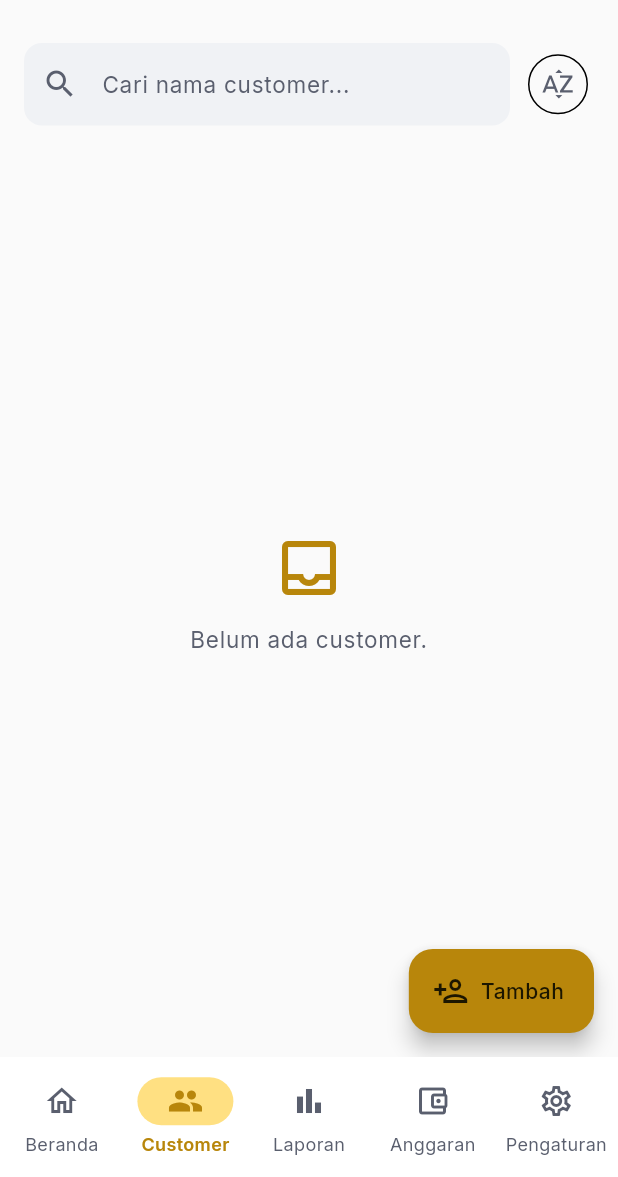
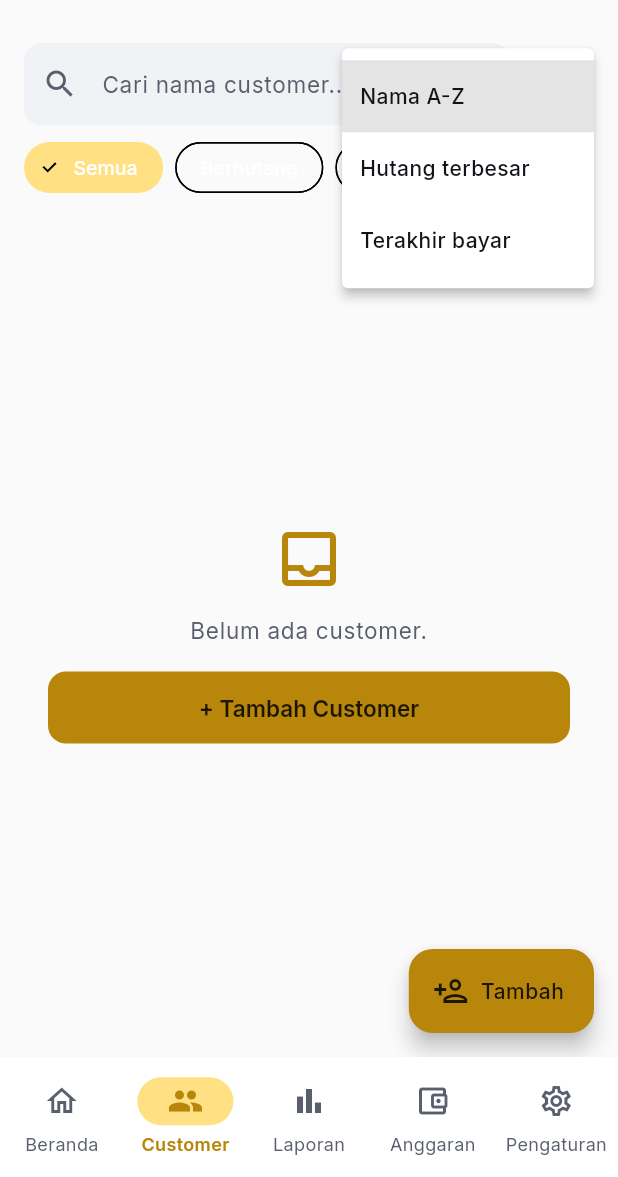
Before and after one commit to gargilang/saifsapp, a Flutter app: the screen it shows once a user with an empty profile is signed in, item 2 of the bottom bar chosen, after a tap on the "sort" icon, on a phone screen of 412 x 824 dp, the part 59-1236 px from its top. Run offline on Flutter 3.47's test engine with Material 3 defaults, Android fonts, the phone set to English and light mode, and no system bars; our stand-ins replace connectivity_plus, drift, drift_flutter, fl_chart, flutter_riverpod, go_router and 4 more; missing offline and left inert: workmanager; accounts and stored records are empty; generated files the repository leaves out were written again; statements that could not run were skipped.

Commit message:
feat(customers): filter chip kolektibilitas + sort + dot status

```diff
--- a/lib/features/customers/customers_page.dart
+++ b/lib/features/customers/customers_page.dart
@@ -5,6 +5,7 @@ import 'package:go_router/go_router.dart';
 import '../../app_providers.dart';
 import '../../core/utils/money.dart';
 import '../../data/repositories/app_repository.dart';
+import '../../widgets/collectibility_dot.dart';
 import '../../widgets/confirm_dialog.dart';
 import '../../widgets/empty_state.dart';
 import 'customer_form_page.dart';
@@ -17,7 +18,22 @@ class CustomersPage extends ConsumerStatefulWidget {
 
 class _CustomersPageState extends ConsumerState<CustomersPage> {
   String _query = '';
-  bool _sortByHutang = false;
+  CustomerFilter _filter = CustomerFilter.semua;
+  CustomerSort _sort = CustomerSort.nama;
+
+  static const _chips = [
+    (CustomerFilter.semua, 'Semua'),
+    (CustomerFilter.berhutang, 'Berhutang'),
+    (CustomerFilter.macet, 'Macet'),
+    (CustomerFilter.lunas, 'Lunas'),
+    (CustomerFilter.arsip, 'Arsip'),
+  ];
+
+  static const _sorts = [
+    (CustomerSort.nama, 'Nama A-Z'),
+    (CustomerSort.hutang, 'Hutang terbesar'),
+    (CustomerSort.terakhirBayar, 'Terakhir bayar'),
+  ];
 
   String _inisial(String nama) {
     final parts = nama.trim().split(' ');
@@ -28,18 +44,14 @@ class _CustomersPageState extends ConsumerState<CustomersPage> {
   @override
   Widget build(BuildContext context) {
     final cs = Theme.of(context).colorScheme;
-    final data = ref.watch(customersProvider((
-      query: _query,
-      filter: CustomerFilter.semua,
-      sort: _sortByHutang ? CustomerSort.hutang : CustomerSort.nama,
-    )));
+    final data = ref.watch(customersProvider((query: _query, filter: _filter, sort: _sort)));
     return Scaffold(
       floatingActionButton: FloatingActionButton.extended(
         heroTag: 'customers-fab',
         icon: const Icon(Icons.person_add_outlined),
         label: const Text('Tambah'),
-        onPressed: () => Navigator.push(context,
-            MaterialPageRoute(builder: (_) => const CustomerFormPage())),
+        onPressed: () => Navigator.push(
+            context, MaterialPageRoute(builder: (_) => const CustomerFormPage())),
       ),
       body: Column(children: [
         Padding(
@@ -55,19 +67,49 @@ class _CustomersPageState extends ConsumerState<CustomersPage> {
               ),
             ),
             const SizedBox(width: 8),
-            IconButton.outlined(
-              tooltip: _sortByHutang ? 'Urut nama' : 'Urut hutang terbesar',
-              icon: Icon(_sortByHutang ? Icons.sort_by_alpha : Icons.sort),
-              onPressed: () => setState(() => _sortByHutang = !_sortByHutang),
+            PopupMenuButton<CustomerSort>(
+              tooltip: 'Urutkan',
+              icon: const Icon(Icons.sort),
+              initialValue: _sort,
+              onSelected: (v) => setState(() => _sort = v),
+              itemBuilder: (ctx) => [
+                for (final s in _sorts) PopupMenuItem(value: s.$1, child: Text(s.$2)),
+              ],
             ),
           ]),
         ),
+        Padding(
+          padding: const EdgeInsets.symmetric(horizontal: 16),
+          child: SingleChildScrollView(
+            scrollDirection: Axis.horizontal,
+            child: Row(children: [
+              for (final c in _chips) ...[
+                ChoiceChip(
+                  label: Text(c.$2),
+                  selected: _filter == c.$1,
+                  onSelected: (_) => setState(() => _filter = c.$1),
+                ),
+                const SizedBox(width: 8),
+              ],
+            ]),
+          ),
+        ),
+        const SizedBox(height: 4),
         Expanded(
           child: data.when(
             loading: () => const Center(child: CircularProgressIndicator()),
             error: (e, _) => EmptyState(message: 'Gagal memuat data: $e'),
             data: (rows) => rows.isEmpty
-                ? const EmptyState(message: 'Belum ada customer.')
+                ? EmptyState(
+                    message: 'Belum ada customer.',
+                    actionLabel: _filter == CustomerFilter.semua && _query.isEmpty
+                        ? '+ Tambah Customer'
+                        : null,
+                    onAction: _filter == CustomerFilter.semua && _query.isEmpty
+                        ? () => Navigator.push(context,
+                            MaterialPageRoute(builder: (_) => const CustomerFormPage()))
+                        : null,
+                  )
                 : RefreshIndicator(
                     onRefresh: () async => ref.invalidate(customersProvider),
                     child: ListView.separated(
@@ -98,10 +140,8 @@ class _CustomersPageState extends ConsumerState<CustomersPage> {
                                       padding: const EdgeInsets.symmetric(
                                           horizontal: 8, vertical: 2),
                                       decoration: BoxDecoration(
-                                        color: cs.tertiary
-                                            .withValues(alpha: 0.15),
-                                        borderRadius:
-                                            BorderRadius.circular(20),
+                                        color: cs.tertiary.withValues(alpha: 0.15),
+                                        borderRadius: BorderRadius.circular(20),
                                       ),
                                       child: Text('LUNAS',
                                           style: TextStyle(
@@ -110,9 +150,12 @@ class _CustomersPageState extends ConsumerState<CustomersPage> {
                                               color: cs.tertiary)),
                                     ),
                                   ])
-                                : Text('Sisa: ${formatRupiah(r.sisa)}',
-                                    style:
-                                        Theme.of(context).textTheme.bodyMedium),
+                                : Row(children: [
+                                    CollectibilityDot(status: r.collectibility),
+                                    const SizedBox(width: 6),
+                                    Text('Sisa: ${formatRupiah(r.sisa)}',
+                                        style: Theme.of(context).textTheme.bodyMedium),
+                                  ]),
                             trailing: IconButton(
                               icon: Icon(Icons.delete_outline,
                                   size: 20, color: cs.onSurfaceVariant),
@@ -122,16 +165,12 @@ class _CustomersPageState extends ConsumerState<CustomersPage> {
                                     title: 'Hapus customer?',
                                     message:
                                         'Data ${r.customer.nama} disembunyikan (bisa dipulihkan lewat database).')) {
-                                  await mutate(
-                                      ref,
-                                      () => ref
-                                          .read(repoProvider)
-                                          .deleteCustomer(r.customer.id));
+                                  await mutate(ref,
+                                      () => ref.read(repoProvider).deleteCustomer(r.customer.id));
                                 }
                               },
                             ),
-                            onTap: () =>
-                                context.push('/customers/${r.customer.id}'),
+                            onTap: () => context.push('/customers/${r.customer.id}'),
                           ),
                         );
                       },
```
Also changed, not shown: 1 other file.
